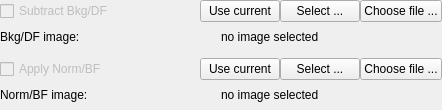
First picture: the form in lavuelib/ui/BkgSubtractionWidget.ui, repository syncope/lavue, before the edit.
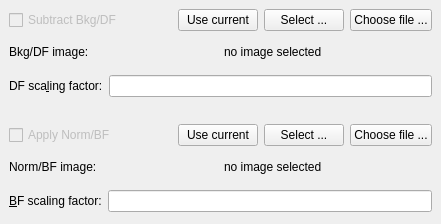
Second picture: the form after the edit.

Commit message:
Issue 486: add scaling factors for dark and bright images (#487)
* update ui

* add scaling factor

* fix typo

* add fixes and tests

Patch:
```diff
--- a/lavuelib/ui/BkgSubtractionWidget.ui
+++ b/lavuelib/ui/BkgSubtractionWidget.ui
@@ -6,8 +6,8 @@
    <rect>
     <x>0</x>
     <y>0</y>
-    <width>442</width>
-    <height>110</height>
+    <width>441</width>
+    <height>224</height>
    </rect>
   </property>
   <property name="windowTitle">
@@ -28,22 +28,7 @@
    </property>
    <item row="0" column="0">
     <widget class="QWidget" name="dfWidget" native="true">
-     <layout class="QGridLayout" name="gridLayout_2">
-      <property name="leftMargin">
-       <number>0</number>
-      </property>
-      <property name="topMargin">
-       <number>0</number>
-      </property>
-      <property name="rightMargin">
-       <number>0</number>
-      </property>
-      <property name="bottomMargin">
-       <number>0</number>
-      </property>
-      <property name="spacing">
-       <number>0</number>
-      </property>
+     <layout class="QGridLayout" name="gridLayout">
       <item row="0" column="0">
        <layout class="QHBoxLayout" name="horizontalLayout_3">
         <item>
@@ -122,27 +107,50 @@
         </item>
        </layout>
       </item>
+      <item row="2" column="0">
+       <widget class="QWidget" name="dfsfWidget" native="true">
+        <layout class="QHBoxLayout" name="horizontalLayout_8">
+         <property name="leftMargin">
+          <number>0</number>
+         </property>
+         <property name="topMargin">
+          <number>0</number>
+         </property>
+         <property name="rightMargin">
+          <number>0</number>
+         </property>
+         <property name="bottomMargin">
+          <number>0</number>
+         </property>
+         <item>
+          <widget class="QLabel" name="dfsfLabel">
+           <property name="toolTip">
+            <string>&lt;html&gt;&lt;head/&gt;&lt;body&gt;&lt;p&gt;scaling factor for the background or darkfield substraction image&lt;/p&gt;&lt;/body&gt;&lt;/html&gt;</string>
+           </property>
+           <property name="text">
+            <string>DF sca&amp;ling factor:</string>
+           </property>
+           <property name="buddy">
+            <cstring>dfsfLineEdit</cstring>
+           </property>
+          </widget>
+         </item>
+         <item>
+          <widget class="QLineEdit" name="dfsfLineEdit">
+           <property name="toolTip">
+            <string>&lt;html&gt;&lt;head/&gt;&lt;body&gt;&lt;p&gt;scaling factor for the background or darkfield substraction image&lt;/p&gt;&lt;/body&gt;&lt;/html&gt;</string>
+           </property>
+          </widget>
+         </item>
+        </layout>
+       </widget>
+      </item>
      </layout>
     </widget>
    </item>
    <item row="1" column="0">
     <widget class="QWidget" name="bfWidget" native="true">
-     <layout class="QGridLayout" name="gridLayout">
-      <property name="leftMargin">
-       <number>0</number>
-      </property>
-      <property name="topMargin">
-       <number>0</number>
-      </property>
-      <property name="rightMargin">
-       <number>0</number>
-      </property>
-      <property name="bottomMargin">
-       <number>0</number>
-      </property>
-      <property name="spacing">
-       <number>0</number>
-      </property>
+     <layout class="QGridLayout" name="gridLayout_2">
       <item row="0" column="0">
        <layout class="QHBoxLayout" name="horizontalLayout_6">
         <item>
@@ -218,6 +226,47 @@
         </item>
        </layout>
       </item>
+      <item row="2" column="0">
+       <widget class="QWidget" name="bfsfWidget" native="true">
+        <layout class="QHBoxLayout" name="horizontalLayout_7">
+         <property name="spacing">
+          <number>6</number>
+         </property>
+         <property name="leftMargin">
+          <number>0</number>
+         </property>
+         <property name="topMargin">
+          <number>0</number>
+         </property>
+         <property name="rightMargin">
+          <number>0</number>
+         </property>
+         <property name="bottomMargin">
+          <number>0</number>
+         </property>
+         <item>
+          <widget class="QLabel" name="bfsfLabel">
+           <property name="toolTip">
+            <string>&lt;html&gt;&lt;head/&gt;&lt;body&gt;&lt;p&gt;scaling factor for the normalization or brightfield substraction image&lt;/p&gt;&lt;/body&gt;&lt;/html&gt;</string>
+           </property>
+           <property name="text">
+            <string>&amp;BF scaling factor:</string>
+           </property>
+           <property name="buddy">
+            <cstring>bfsfLineEdit</cstring>
+           </property>
+          </widget>
+         </item>
+         <item>
+          <widget class="QLineEdit" name="bfsfLineEdit">
+           <property name="toolTip">
+            <string>&lt;html&gt;&lt;head/&gt;&lt;body&gt;&lt;p&gt;scaling factor for the normalization or brightfield substraction image&lt;/p&gt;&lt;/body&gt;&lt;/html&gt;</string>
+           </property>
+          </widget>
+         </item>
+        </layout>
+       </widget>
+      </item>
      </layout>
     </widget>
    </item>
```
Left out of the diff: 2 changed lines with no effect on the pictures. The commit also changes 8 other files.
